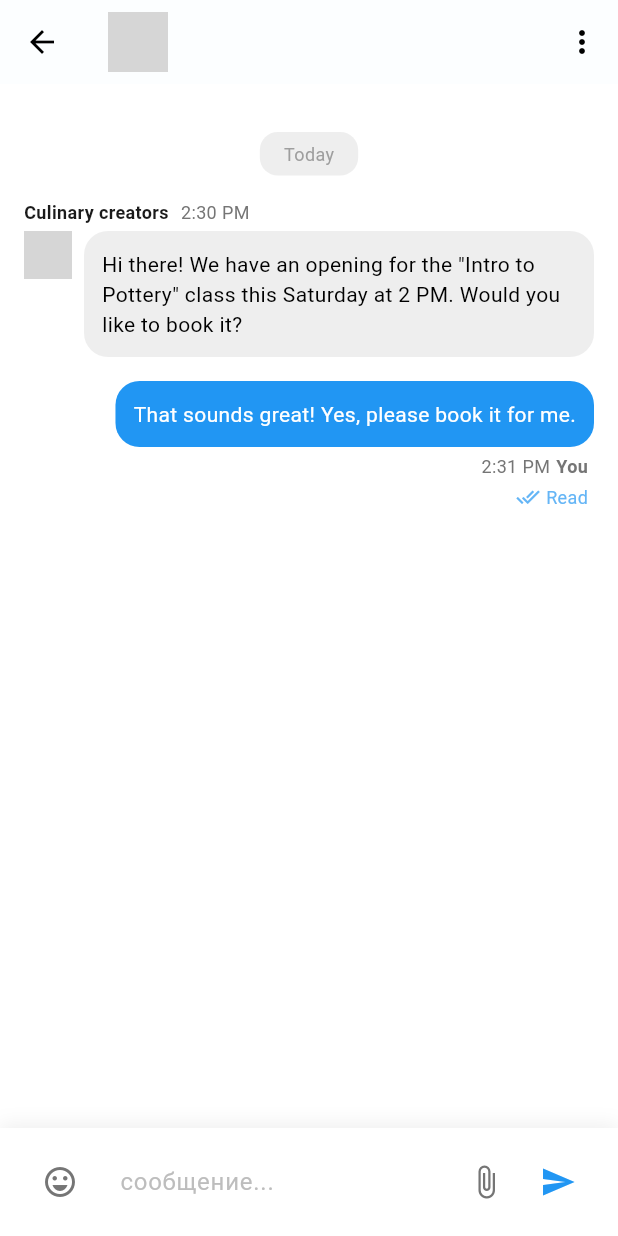
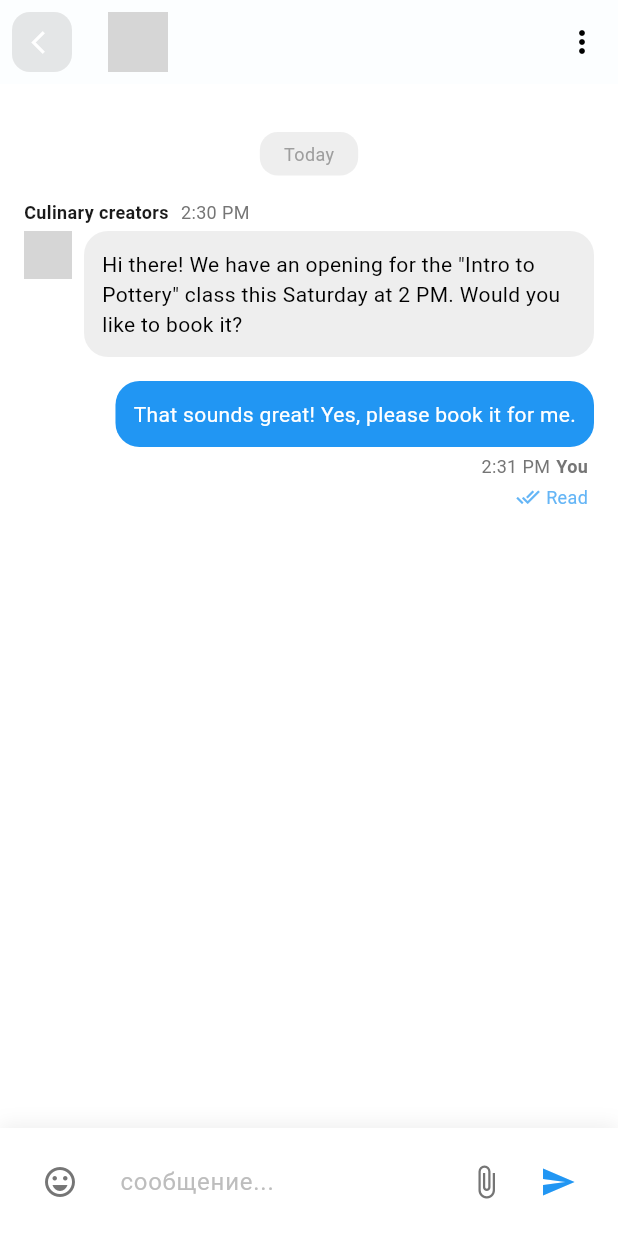
Before and after one commit to northernwolf00/makc_app, a Flutter app: the ChatScreen screen opened directly with empty values, on a phone screen of 412 x 824 dp. Run offline on Flutter 3.47's test engine with Material 3 defaults, Android fonts, the phone set to English and light mode, and no system bars; our stand-ins replace carousel_slider, flutter_screenutil, flutter_svg, get, get_storage, table_calendar; accounts and stored records are empty; network calls fail; Roboto replaces fonts that are missing (PlusJakartaSans); grey boxes are pictures that could not be loaded.

Commit message:
chat ui integrade

```diff
--- a/lib/modules/messages/views/chating_screen.dart
+++ b/lib/modules/messages/views/chating_screen.dart
@@ -35,9 +35,23 @@ class _ChatScreenState extends State<ChatScreen> {
       appBar: AppBar(
         backgroundColor: Colors.white,
         elevation: 1,
-        leading: IconButton(
-          icon: const Icon(Icons.arrow_back, color: Colors.black),
-          onPressed: () => Navigator.pop(context),
+        leading: ClipRRect(
+          borderRadius: BorderRadius.circular(12),
+          child: Container(
+            margin: const EdgeInsets.all(8),
+            decoration: BoxDecoration(
+              color: Colors.grey.withOpacity(0.25), // Semi-transparent white
+              borderRadius: BorderRadius.circular(12),
+            ),
+            child: Padding(
+              padding: const EdgeInsets.only(left: 4),
+              child: IconButton(
+                icon: const Icon(Icons.arrow_back_ios,
+                    color: Colors.white, size: 18),
+                onPressed: () => Navigator.pop(context),
+              ),
+            ),
+          ),
         ),
         title: Row(
           children: [
@@ -45,7 +59,7 @@ class _ChatScreenState extends State<ChatScreen> {
               children: [
                 ClipRRect(
                   borderRadius: BorderRadius.circular(20),
-                  child: Image.network(
+                  child: Image.asset(
                     widget.conversation.imageUrl,
                     width: 40,
                     height: 40,
@@ -154,7 +168,8 @@ class _ChatScreenState extends State<ChatScreen> {
       child: Row(
         children: [
           IconButton(
-            icon: Icon(Icons.emoji_emotions_outlined, color: Colors.grey.shade600),
+            icon: Icon(Icons.emoji_emotions_outlined,
+                color: Colors.grey.shade600),
             onPressed: () {},
           ),
           Expanded(
--- a/lib/modules/messages/widgets/conersation_cart.dart
+++ b/lib/modules/messages/widgets/conersation_cart.dart
@@ -23,7 +23,7 @@ class ConversationCard extends StatelessWidget {
               children: [
                 ClipRRect(
                   borderRadius: BorderRadius.circular(35),
-                  child: Image.network(
+                  child: Image.asset(
                     conversation.imageUrl,
                     width: 60,
                     height: 60,
```
Also changed, not shown: lib/modules/messages/views/messages_list_view.dart (+4 -4 lines), 3 other files.
